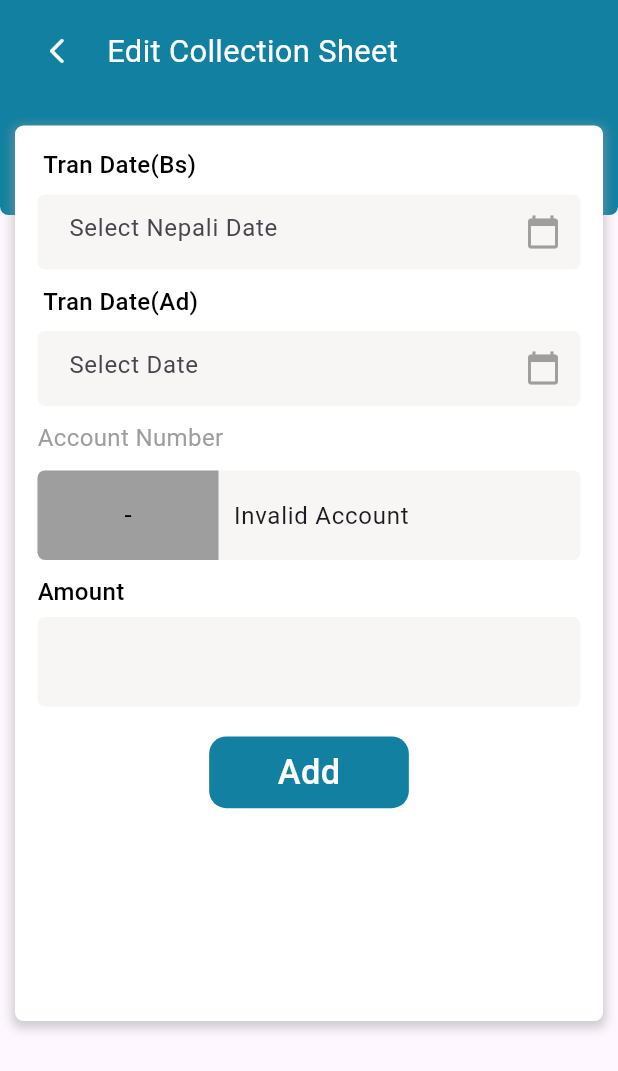
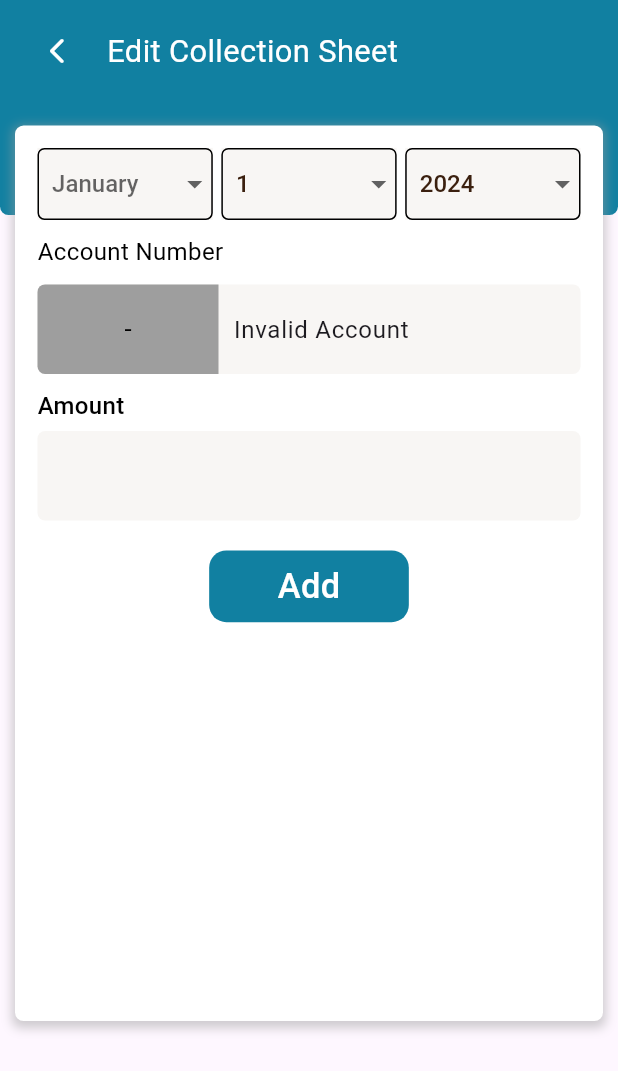
Before and after one commit to Pragyan12345678/moneycollector, a Flutter app: the EditCollectionForm screen opened directly with empty values, on a phone screen of 412 x 824 dp. Shown: the top 1071 px of the screen. Run offline on Flutter 3.47's test engine with Material 3 defaults, Android fonts, the phone set to English and light mode, and no system bars; our stand-ins replace device_preview, flutter_screenutil, fluttertoast, google_fonts, permission_handler, shared_preferences and 1 more; missing offline and left inert: nepali_date_picker, nepali_utils; accounts and stored records are empty.

```diff
--- /dev/null
+++ b/lib/constant/Customdropdown.dart
@@ -0,0 +1,86 @@
+
+
+import 'package:flutter/material.dart';
+import 'package:flutter_screenutil/flutter_screenutil.dart';
+import 'package:moneycollection/constant/colors.dart';
+import 'package:moneycollection/provider/theme/theme.dart';
+import 'package:provider/provider.dart';
+
+
+class CustomDropdownButton extends StatelessWidget {
+  final List<DropdownMenuItem<dynamic>>? items;
+  final void Function(dynamic)? onChanged;
+  final dynamic value;
+  final Widget? hint;
+
+  const CustomDropdownButton({
+    super.key,
+    required this.items,
+    required this.onChanged,
+    required this.value,
+    this.hint,
+  });
+
+  @override
+  Widget build(BuildContext context) {
+    return Consumer<ThemeModel>(builder: (context, theme, child) {
+      return Container(
+        color:AppColors.greyColor ,
+        child: DropdownButtonFormField(
+          items: items,
+          onChanged: onChanged,
+          value: value,
+          hint: hint,
+          decoration: InputDecoration(
+
+            // fillColor: Colors.grey,
+            hintStyle: TextStyle(
+              fontWeight: FontWeight.w500,
+              color: AppColors.primaryBlack,
+              fontSize: 14.sp,
+            ),
+            suffixIconColor: AppColors.primaryBlack,
+            prefixIconColor: AppColors.primaryBlack,
+            iconColor: AppColors.primaryBlack,
+            enabledBorder: OutlineInputBorder(
+              borderRadius: BorderRadius.all(
+                Radius.circular(4.r),
+              ),
+              borderSide: const BorderSide(
+                color: AppColors.primaryBlack,
+              ),
+            ),
+            focusedBorder: OutlineInputBorder(
+              borderRadius: BorderRadius.all(
+                Radius.circular(4.r),
+              ),
+              borderSide: const BorderSide(
+                color: AppColors.primaryBlack,
+              ),
+            ),
+            errorBorder: OutlineInputBorder(
+              borderSide: const BorderSide(
+                color: AppColors.primaryRed,
+              ),
+              borderRadius: BorderRadius.all(
+                Radius.circular(4.r),
+              ),
+            ),
+            contentPadding: EdgeInsets.only(
+              left: 5.w,
+              right: 5.w,
+            ),
+          ),
+          style: TextStyle(
+            fontWeight: FontWeight.w500,
+            color: theme.currentTheme == lightTheme
+                ? AppColors.primaryBrown
+                : Colors.grey,
+            // color: AppColors.primaryBrown,
+            fontSize: 14.sp,
+          ),
+        ),
+      );
+    });
+  }
+}
--- /dev/null
+++ b/lib/constant/englishdate.dart
@@ -0,0 +1,178 @@
+
+import 'package:flutter/material.dart';
+import 'package:flutter_screenutil/flutter_screenutil.dart';
+import 'package:moneycollection/constant/Customdropdown.dart';
+import 'package:moneycollection/constant/colors.dart';
+
+import 'package:moneycollection/provider/controller/depositAccount_state.dart';
+import 'package:moneycollection/provider/controller/deposite_state.dart';
+import 'package:moneycollection/provider/theme/theme.dart';
+import 'package:nepali_utils/nepali_utils.dart';
+import 'package:provider/provider.dart';
+
+
+class DateDropdownEnglish extends StatefulWidget {
+  const DateDropdownEnglish({super.key});
+
+
+  @override
+  State<StatefulWidget> createState() => _DateDropdownEnglishState();
+}
+
+class Month {
+  final int id;
+  final String nameEnglish;
+  final String nameNepali;
+
+  Month(
+    this.id,
+    this.nameEnglish,
+    this.nameNepali,
+  );
+}
+
+class _DateDropdownEnglishState extends State<DateDropdownEnglish> {
+  List<Month> englishMonthsList = [
+    Month(1, 'January', 'बैशाख'),
+    Month(2, 'February', 'जेष्ठ'),
+    Month(3, 'March', 'आषाढ'),
+    Month(4, 'April', 'श्रावण'),
+    Month(5, 'May', 'भाद्र'),
+    Month(6, 'June', 'आश्वयुज'),
+    Month(7, 'July', 'कार्तिक'),
+    Month(8, 'August', 'मंसिर'),
+    Month(9, 'September', 'पुष'),
+    Month(10, 'October', 'माघ'),
+    Month(11, 'November', 'फागुन'),
+    Month(12, 'December', 'चैत्र'),
+  ];
+  List<int> englishDaysList = List.generate(
+    32,
+    (index) => index + 1,
+  );
+  List<int> yearsList = [];
+  Month? selectedMonth;
+  int selectedMonthId = 1;
+  int selectedDay = 1;
+  int selectedYear = DateTime.now().year;
+
+  @override
+  void initState() {
+    super.initState();
+    // Populate the list with years from the current year to 100 years ago
+    int currentYear = DateTime.now().year;
+    for (int i = currentYear; i >= currentYear - 100; i--) {
+      yearsList.add(i);
+    }
+  }
+
+  @override
+  Widget build(BuildContext context) {
+    return Consumer<LoanStateProvider>(
+      builder: (context, kundaliState, child) {
+        return Consumer<ThemeModel>(builder: (context, theme, child) {
+          return Column(
+            children: [
+              Row(
+                mainAxisAlignment: MainAxisAlignment.spaceEvenly,
+                children: [
+                  Expanded(
+                    child: CustomDropdownButton(
+                      value: selectedMonth,
+                      hint: Text(
+                        englishMonthsList.first.nameEnglish,
+                      ),
+                      items: englishMonthsList.map((Month month) {
+                        return DropdownMenuItem<Month>(
+                          value: month,
+                          child: Text(
+                            month.nameEnglish,
+                            style: TextStyle(
+                              fontSize: 14.sp,
+                            ),
+                          ),
+                        );
+                      }).toList(),
+                      onChanged: (selected) {
+                        setState(() {
+                          selectedMonth = selected;
+                          kundaliState.monthEnglish = selectedMonth!.id;
+                          selectedMonthId = selectedMonth!.id;
+                          kundaliState.yearNepali = DateTime(selectedYear, selectedMonthId, selectedDay).toNepaliDateTime().year;
+                           kundaliState.monthNeplali = DateTime(selectedYear, selectedMonthId, selectedDay).toNepaliDateTime().month;
+                           kundaliState.dayNepali = DateTime(selectedYear, selectedMonthId, selectedDay).toNepaliDateTime().day;
+                        });
+                      },
+                    ),
+                  ),
+                  SizedBox(
+                    width: 5.w,
+                  ),
+                  Expanded(
+                    child: CustomDropdownButton(
+                      value: selectedDay,
+                      items: englishDaysList.map((int day) {
+                        return DropdownMenuItem<int>(
+                          value: day,
+                          child: Text(
+                            '$day',
+                          ),
+                        );
+                      }).toList(),
+                      onChanged: (selected) {
+                        setState(() {
+                          selectedDay = selected!;
+                          kundaliState.dayEnglish = selectedDay;
+                          kundaliState.yearNepali = DateTime(selectedYear, selectedMonthId, selectedDay).toNepaliDateTime().year;
+                           kundaliState.monthNeplali = DateTime(selectedYear, selectedMonthId, selectedDay).toNepaliDateTime().month;
+                           kundaliState.dayNepali = DateTime(selectedYear, selectedMonthId, selectedDay).toNepaliDateTime().day;
+                           print("create day : ${kundaliState.yearEnglish}");
+                        });
+                      },
+                    ),
+                  ),
+                  SizedBox(
+                    width: 5.w,
+                  ),
+                  Expanded(
+                    child: CustomDropdownButton(
+                      value: selectedYear,
+                      items: yearsList.map((int year) {
+                        return DropdownMenuItem<int>(
+                          value: year,
+                          child: Text('$year'),
+                        );
+                      }).toList(),
+                      onChanged: (selected) {
+                        setState(() {
+                          selectedYear = selected!;
+                          kundaliState.yearEnglish = selectedYear;
+                           kundaliState.yearNepali = DateTime(selectedYear, selectedMonthId, selectedDay).toNepaliDateTime().year;
+                           kundaliState.monthNeplali = DateTime(selectedYear, selectedMonthId, selectedDay).toNepaliDateTime().month;
+                           kundaliState.dayNepali = DateTime(selectedYear, selectedMonthId, selectedDay).toNepaliDateTime().day;
+                        });
+                      },
+                    ),
+                  ),
+                ],
+              ),
+              // SizedBox(
+              //   height: 10.h,
+              // ),
+              // Text(
+              //   "This is nepali date  :${DateTime(selectedYear, selectedMonthId, selectedDay).toNepaliDateTime().year} - ${DateTime(selectedYear, selectedMonthId, selectedDay).toNepaliDateTime().month} - ${DateTime(selectedYear, selectedMonthId, selectedDay).toNepaliDateTime().day} BS",
+              //   style: TextStyle(
+              //     fontWeight: FontWeight.w500,
+              //     color: theme.currentTheme == lightTheme
+              //         ? AppColors.primaryBrown
+              //         : Colors.white,
+              //     fontSize: 14.sp,
+              //   ),
+              // ),
+            ],
+          );
+        });
+      },
+    );
+  }
+}
--- a/lib/main.dart
+++ b/lib/main.dart
@@ -1,4 +1,5 @@
 import 'package:flutter/material.dart';
+import 'package:moneycollection/modules/dashboard/dashboard.dart';
 
 import 'package:moneycollection/modules/splashScreen/splashscreen.dart';
 import 'package:moneycollection/provider/app_provider.dart';
--- a/lib/modules/Collection/editcollection.dart
+++ b/lib/modules/Collection/editcollection.dart
@@ -7,6 +7,7 @@ import 'package:moneycollection/constant/FormField.dart';
 import 'package:moneycollection/constant/both.dart';
 
 import 'package:moneycollection/constant/colors.dart';
+import 'package:moneycollection/constant/englishdate.dart';
 import 'package:moneycollection/modules/Collection/Collectionhome.dart';
 
 import 'package:moneycollection/provider/controller/Profile_state.dart';
@@ -180,33 +181,36 @@ class _EditCollectionFormState extends State<EditCollectionForm> {
                             child: Column(
                               crossAxisAlignment: CrossAxisAlignment.start,
                               children: [
-                                CalenderField(
-                                  label: " Tran Date(Bs)",
-                                  useNepaliCalendar: true,
-                                  controller:
-                                  (widget.isSaving == true)?
-                                  collectionn.trandatebs
-                                  :  collectionn.loantrandatebs
+                                const DateDropdownEnglish(
+
                                 ),
+                                // CalenderField(
+                                //   label: " Tran Date(Bs)",
+                                //   useNepaliCalendar: true,
+                                //   controller:
+                                //   (widget.isSaving == true)?
+                                //   collectionn.trandatebs
+                                //   :  collectionn.loantrandatebs
+                                // ),
                                 const SizedBox(
                                   height: 10,
                                 ),
-                                CalenderField(
-                                  label: " Tran Date(Ad)",
-                                  useNepaliCalendar: false,
+                                // CalenderField(
+                                //   label: " Tran Date(Ad)",
+                                //   useNepaliCalendar: false,
 
-                                  controller:  (widget.isSaving == true)?
-                                  collectionn.trandatead
-                                  :collectionn.loantrandatead
-                                ),
-                                const SizedBox(
-                                  height: 10,
-                                ),
+                                //   controller:  (widget.isSaving == true)?
+                                //   collectionn.trandatead
+                                //   :collectionn.loantrandatead
+                                // ),
+                                // const SizedBox(
+                                //   height: 10,
+                                // ),
                                 Text(
                                   "Account Number",
                                   style: TextStyle(
                                     fontSize: 14.sp,
-                                    color: Colors.grey,
+                                    color:Colors.black,
                                     decoration: TextDecoration.none,
                                     fontWeight: FontWeight.w400,
                                   ),
@@ -238,7 +242,7 @@ class _EditCollectionFormState extends State<EditCollectionForm> {
                                   child: GestureDetector(
                                     onTap: () {
 
-if   (widget.isSaving == true){
+if   (widget.isSaving == true ){
    double newAmount = double.parse(
                                         collectionn.updateamount.text,
                                       );
--- a/lib/modules/Deposit/DepositForm.dart
+++ b/lib/modules/Deposit/DepositForm.dart
@@ -7,6 +7,7 @@ import 'package:moneycollection/constant/CustomAppbar.dart';
 import 'package:moneycollection/constant/FormField.dart';
 import 'package:moneycollection/constant/both.dart';
 import 'package:moneycollection/constant/colors.dart';
+import 'package:moneycollection/constant/englishdate.dart';
 import 'package:moneycollection/constant/utils.dart';
 import 'package:moneycollection/provider/controller/Profile_state.dart';
 import 'package:moneycollection/provider/controller/deposite_state.dart';
@@ -100,21 +101,21 @@ LoanStateProvider();
                         crossAxisAlignment: CrossAxisAlignment.start,
                         children: [
 
-
-                          CalenderField(
-                            label: " Tran Date(Bs)",
-                            useNepaliCalendar: true,
-                            controller: loan.trandatebs,
-                          ),
-                          const SizedBox(
-                            height: 10,
-                          ),
-                      //  if(loan.trandatebs.text.isNotEmpty)
-                          CalenderField(
-                            label: " Tran Date(Ad)",
-                            useNepaliCalendar: false,
-                             controller: loan.trandatead,
-                          ),
+                          const DateDropdownEnglish(),
+                      //     CalenderField(
+                      //       label: " Tran Date(Bs)",
+                      //       useNepaliCalendar: true,
+                      //       controller: loan.trandatebs,
+                      //     ),
+                      //     const SizedBox(
+                      //       height: 10,
+                      //     ),
+                      // //  if(loan.trandatebs.text.isNotEmpty)
+                      //     CalenderField(
+                      //       label: " Tran Date(Ad)",
+                      //       useNepaliCalendar: false,
+                      //        controller: loan.trandatead,
+                      //     ),
                           const SizedBox(
                             height: 10,
                           ),
@@ -222,8 +223,9 @@ LoanStateProvider();
                                 print('tranbs: $branch');
 
 
-                                  if (tranad.isEmpty ||
-                                    tranbs.isEmpty ||
+                                  if (
+                                    // tranad.isEmpty ||
+                                    // tranbs.isEmpty ||
                                     accountno.isEmpty ||
                                     name.isEmpty ||
                                     clientid.isEmpty ||
--- a/lib/modules/Loan/loanForm.dart
+++ b/lib/modules/Loan/loanForm.dart
@@ -7,6 +7,7 @@ import 'package:moneycollection/constant/CustomAppbar.dart';
 import 'package:moneycollection/constant/FormField.dart';
 import 'package:moneycollection/constant/both.dart';
 import 'package:moneycollection/constant/colors.dart';
+import 'package:moneycollection/constant/englishdate.dart';
 import 'package:moneycollection/constant/utils.dart';
 import 'package:moneycollection/provider/controller/Profile_state.dart';
 import 'package:moneycollection/provider/controller/deposite_state.dart';
@@ -87,19 +88,20 @@ class _LoanFormState extends State<LoanForm> {
                       child: Column(
                         crossAxisAlignment: CrossAxisAlignment.start,
                         children: [
-                          CalenderField(
-                            label: " Tran Date(Bs)",
-                            useNepaliCalendar: true,
-                            controller: loan.loantrandatebs,
-                          ),
-                          const SizedBox(
-                            height: 10,
-                          ),
-                          CalenderField(
-                            label: " Tran Date(Ad)",
-                            useNepaliCalendar: false,
-                            controller: loan.loantrandatead,
-                          ),
+                          const DateDropdownEnglish(),
+                                                    // CalenderField(
+                          //   label: " Tran Date(Bs)",
+                          //   useNepaliCalendar: true,
+                          //   controller: loan.loantrandatebs,
+                          // ),
+                          // const SizedBox(
+                          //   height: 10,
+                          // ),
+                          // CalenderField(
+                          //   label: " Tran Date(Ad)",
+                          //   useNepaliCalendar: false,
+                          //   controller: loan.loantrandatead,
+                          // ),
                           const SizedBox(
                             height: 10,
                           ),
@@ -140,6 +142,13 @@ class _LoanFormState extends State<LoanForm> {
                               label:
                                   '${profiledetails.isNotEmpty ? profiledetails.first.branchCode ?? "" : ""}-',
                               controller: loan.loanclientid),
+                              const SizedBox(height: 10),
+                                 FormCustomTextField(
+                            widget.depositecode,
+                            label: "Deposite Code",
+                            controller: loan.loandepositecode,
+                          ),
+
                           const SizedBox(height: 10),
                           FormCustomTextField(
                             "0.00",
@@ -147,12 +156,8 @@ class _LoanFormState extends State<LoanForm> {
                             controller: loan.loanamount,
                              textInputType: TextInputType.number,
                           ),
-                          const SizedBox(height: 20),
-                          FormCustomTextField(
-                            widget.depositecode,
-                            label: "Deposite Code",
-                            controller: loan.loandepositecode,
-                          ),
+                          const SizedBox(height: 10),
+
                           FormCustomTextField(
                             "",
                             label: "Deposite By",
@@ -201,8 +206,9 @@ class _LoanFormState extends State<LoanForm> {
                                print('tranad: $accountnoadd');
                                 print('tranbs: $branch');
 
-                                if (tranad.isEmpty ||
-                                    tranbs.isEmpty ||
+                                if (
+                                  // tranad.isEmpty ||
+                                  //   tranbs.isEmpty ||
                                     accountno.isEmpty ||
                                     name.isEmpty ||
                                     clientid.isEmpty ||
--- a/lib/provider/controller/deposite_state.dart
+++ b/lib/provider/controller/deposite_state.dart
@@ -46,6 +46,22 @@ class LoanStateProvider with ChangeNotifier {
   final TextEditingController loanclientidadd = TextEditingController();
 
   bool loadingAuth = false;
+     int min = 0;
+  int sec = 0;
+  int day = 1;
+  int month = 1;
+  int year = 2024;
+  // int hours = 1;
+  // int min = 0;
+  // int sec = 0;
+  int dayNepali = 1;
+  int monthNeplali = 1;
+  int yearNepali = 2024;
+
+    int dayEnglish = 1;
+  int monthEnglish = 1;
+  int yearEnglish = DateTime.now().year;
+
 
   bool? get isAuthenticated => _isLoggedIn;
   bool _isLoggedIn = false;
@@ -108,8 +124,8 @@ class LoanStateProvider with ChangeNotifier {
       "ACCOUNT": accountnumberadd.text,
       "CUSTID": clientidadd.text,
       "DEPOSITCODE": depositecode.text,
-      "tran_date_ad": trandatead.text,
-      "tran_date_bs": trandatebs.text,
+      "tran_date_ad": "$yearEnglish-$monthEnglish-$dayEnglish",
+      "tran_date_bs": "$yearNepali-$monthNeplali-$dayNepali",
       "CUSTOMERNAME": name.text,
       "DEPOSIT": amount.text,
     };
@@ -159,6 +175,7 @@ class LoanStateProvider with ChangeNotifier {
       depositecode.clear();
       trandatead.clear();
       trandatebs.clear();
+
       amount.clear();
       depositeby.clear();
       sourceIncome.clear();
@@ -178,8 +195,8 @@ class LoanStateProvider with ChangeNotifier {
       "ACCOUNT": loanaccountnumberadd.text,
       "CUSTID": loanclientidadd.text,
       "DEPOSITCODE": loandepositecode.text,
-      "tran_date_ad": loantrandatead.text,
-      "tran_date_bs": loantrandatebs.text,
+      "tran_date_ad": "$yearEnglish-$monthEnglish-$dayEnglish",
+      "tran_date_bs": "$yearNepali-$monthEnglish-$dayEnglish",
       "CUSTOMERNAME": loanname.text,
       "DEPOSIT": loanamount.text,
     };
```
Also changed, not shown: 1 other file.
